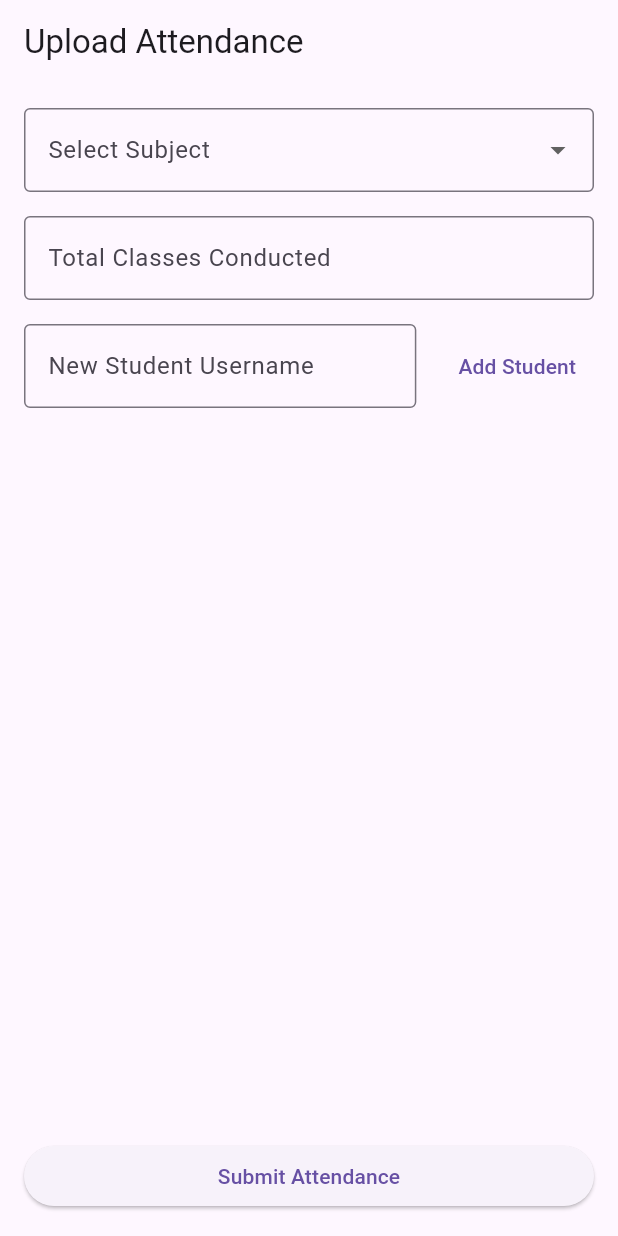
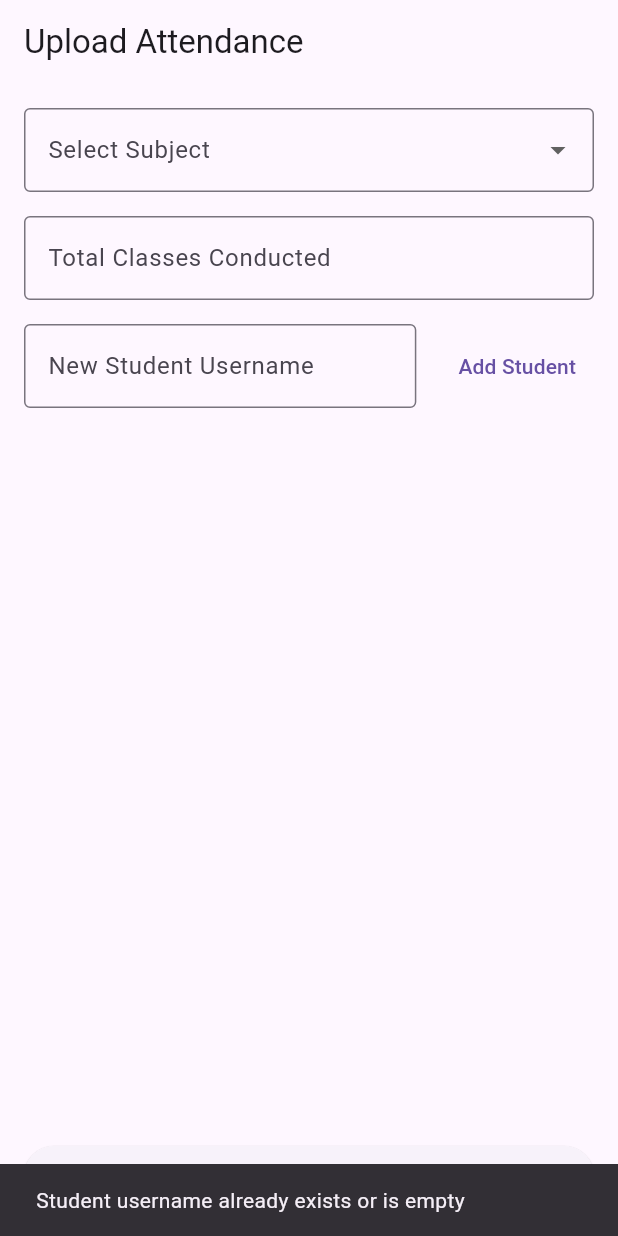
Before and after one commit to sharath453/Leave_and_Attendance_management_Application, a Flutter app: the UploadAttendancePage screen opened directly, after a tap on "Add Student", on a phone screen of 412 x 824 dp. Run offline on Flutter 3.47's test engine with Material 3 defaults, Android fonts, the phone set to English and light mode, and no system bars; our stand-ins replace file_picker; network calls fail.

Commit message:
attendance

```diff
--- a/lib/screens/faculty/upload_attendance.dart
+++ b/lib/screens/faculty/upload_attendance.dart
@@ -28,11 +28,29 @@ class _UploadAttendancePageState extends State<UploadAttendancePage> {
       });
     } catch (e) {
       print('Error fetching usernames: $e');
+      // Handle error gracefully, e.g., show a dialog to the user
     }
   }
 
   void submitAttendance() async {
     try {
+      if (selectedSubject == null) {
+        ScaffoldMessenger.of(context).showSnackBar(
+          SnackBar(content: Text('Please select a subject')),
+        );
+        return;
+      }
+
+      // Validate totalClassesConducted
+      if (totalClassesConducted <= 0) {
+        ScaffoldMessenger.of(context).showSnackBar(
+          SnackBar(
+              content:
+                  Text('Total classes conducted should be greater than zero')),
+        );
+        return;
+      }
+
       for (int i = 0; i < usernames.length; i++) {
         String username = usernames[i];
         int attendedClasses = attendanceMap[username] ?? 0;
@@ -52,15 +70,30 @@ class _UploadAttendancePageState extends State<UploadAttendancePage> {
     }
   }
 
-  void addNewStudent() {
+  void addNewStudent() async {
     String newStudentUsername = newStudentController.text.trim();
     if (newStudentUsername.isNotEmpty &&
         !usernames.contains(newStudentUsername)) {
-      setState(() {
-        usernames.add(newStudentUsername);
-        attendanceMap[newStudentUsername] = 0; // Initialize attendance count
-      });
-      newStudentController.clear(); // Clear the text field after adding
+      try {
+        await apiService.addStudent(newStudentUsername);
+        setState(() {
+          usernames.add(newStudentUsername);
+          attendanceMap[newStudentUsername] = 0; // Initialize attendance count
+        });
+        ScaffoldMessenger.of(context).showSnackBar(
+          SnackBar(content: Text('Student added successfully')),
+        );
+        newStudentController.clear(); // Clear the text field after adding
+      } catch (e) {
+        print('Error adding student: $e');
+        ScaffoldMessenger.of(context).showSnackBar(
+          SnackBar(content: Text('Failed to add student')),
+        );
+      }
+    } else {
+      ScaffoldMessenger.of(context).showSnackBar(
+        SnackBar(content: Text('Student username already exists or is empty')),
+      );
     }
   }
 
@@ -112,7 +145,7 @@ class _UploadAttendancePageState extends State<UploadAttendancePage> {
               keyboardType: TextInputType.number,
               onChanged: (value) {
                 setState(() {
-                  totalClassesConducted = int.parse(value);
+                  totalClassesConducted = int.tryParse(value) ?? 0;
                 });
               },
             ),
@@ -150,7 +183,7 @@ class _UploadAttendancePageState extends State<UploadAttendancePage> {
                       keyboardType: TextInputType.number,
                       onChanged: (value) {
                         setState(() {
-                          attendanceMap[username] = int.parse(value);
+                          attendanceMap[username] = int.tryParse(value) ?? 0;
                         });
                       },
                     ),
--- a/lib/services/api_service.dart
+++ b/lib/services/api_service.dart
@@ -246,6 +246,21 @@ class ApiService {
     }
   }
 
+  Future<void> addStudent(String username) async {
+    try {
+      final response = await http.post(
+        Uri.parse('$baseUrl/get_students.php'),
+        headers: <String, String>{'Content-Type': 'application/json'},
+        body: jsonEncode(<String, dynamic>{'username': username}),
+      );
+      if (response.statusCode != 200) {
+        throw Exception('Failed to add student: ${response.reasonPhrase}');
+      }
+    } catch (e) {
+      throw Exception('Failed to add student: $e');
+    }
+  }
+
   Future<void> markLeaveAsApproved(int leaveId) async {
     try {
       final response = await http.post(
```
